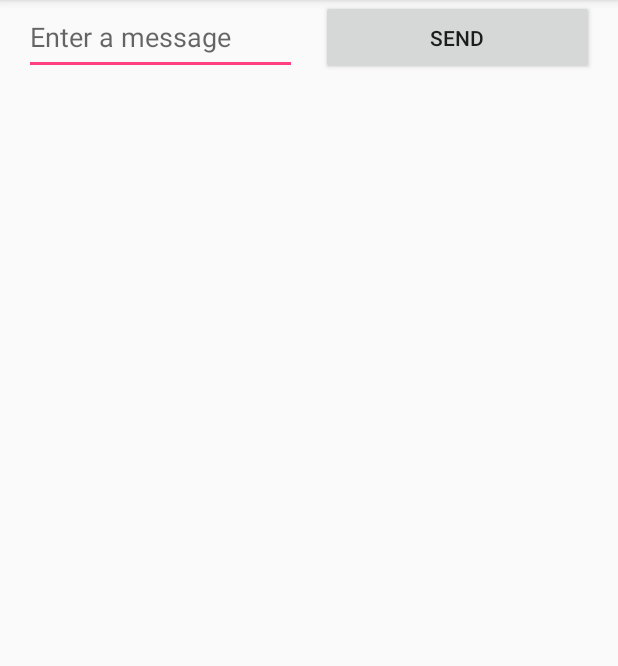
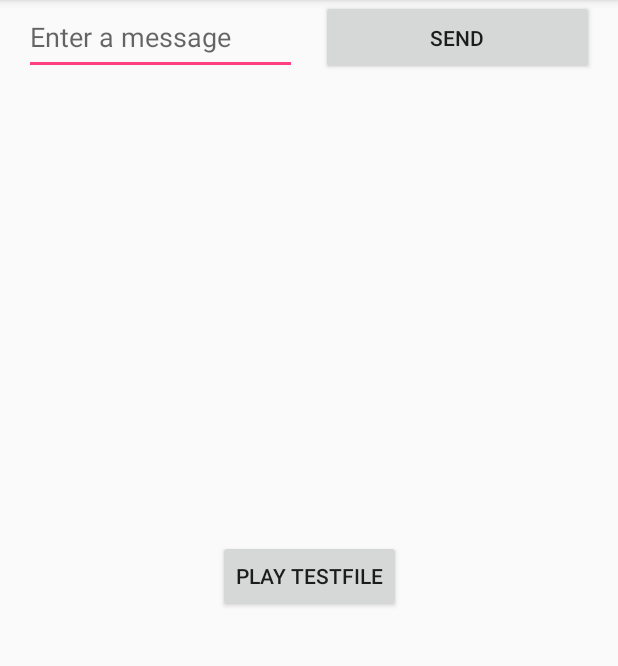
Before and after one commit to 0leander/KonsterSoundboard, an Android app: the screen it shows after launch (MainActivity), on a phone screen of 412 x 824 dp, the part 84-750 px from its top. Run offline under Robolectric (Android 15) with nearby library versions, the light colour scheme and no system bars.

Commit message:
add first mediaplayer implementation

```diff
--- a/app/src/main/java/com/example/a0leander/buildmyfirstapp/MainActivity.java
+++ b/app/src/main/java/com/example/a0leander/buildmyfirstapp/MainActivity.java
@@ -1,6 +1,8 @@
 package com.example.a0leander.buildmyfirstapp;
 
+import android.content.Context;
 import android.content.Intent;
+import android.media.MediaPlayer;
 import android.support.v7.app.AppCompatActivity;
 import android.os.Bundle;
 import android.view.View;
@@ -10,10 +12,23 @@ public class MainActivity extends AppCompatActivity {
 
     public static final String EXTRA_MESSAGE = "com.example.myfirstapp.MESSAGE";
 
+    /*
+    media player testing
+    */
+    //create media player
+    MediaPlayer mediaPlayer;
+
     @Override
     protected void onCreate(Bundle savedInstanceState) {
         super.onCreate(savedInstanceState);
         setContentView(R.layout.activity_main);
+        mediaPlayer = MediaPlayer.create(this, R.raw.testfile);
+    }
+
+
+    /** play testfile in mediaPlayer */
+    public void playTestFile(View view){
+        mediaPlayer.start();
     }
 
     /** Called when the user taps the Send button */
--- a/app/src/main/res/layout/activity_main.xml
+++ b/app/src/main/res/layout/activity_main.xml
@@ -34,4 +34,15 @@
         app:layout_constraintHorizontal_bias="0.5"
         app:layout_constraintStart_toStartOf="parent"
         tools:layout_editor_absoluteY="16dp" />
+
+    <Button
+        android:id="@+id/button2"
+        android:layout_width="wrap_content"
+        android:layout_height="wrap_content"
+        android:onClick="playTestFile"
+        android:text="@string/button_playTestFile"
+        app:layout_constraintBottom_toBottomOf="parent"
+        app:layout_constraintEnd_toEndOf="parent"
+        app:layout_constraintStart_toStartOf="parent"
+        app:layout_constraintTop_toTopOf="parent" />
 </android.support.constraint.ConstraintLayout>
--- a/app/src/main/res/values/strings.xml
+++ b/app/src/main/res/values/strings.xml
@@ -2,4 +2,5 @@
     <string name="app_name">BuildMyFirstApp</string>
     <string name="edit_message">Enter a message</string>
     <string name="button_send">Send</string>
+    <string name="button_playTestFile">Play testFile</string>
 </resources>
```
Also changed, not shown: 1 other file.
